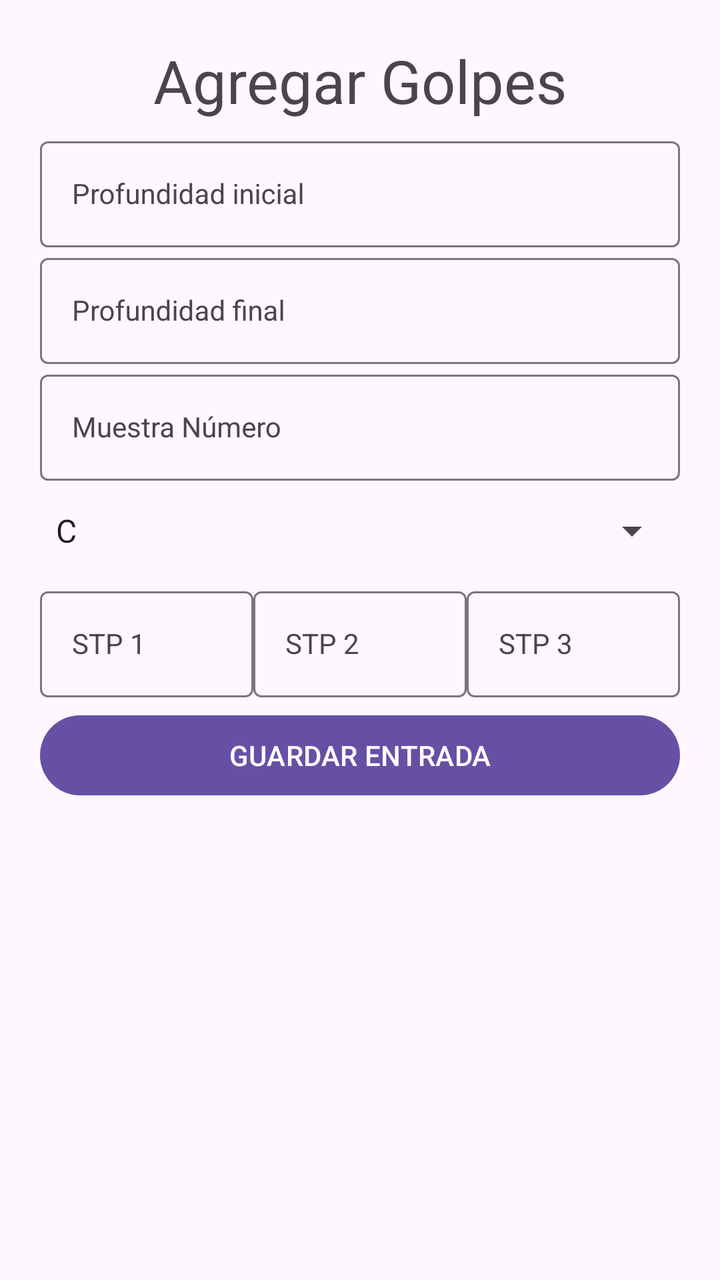
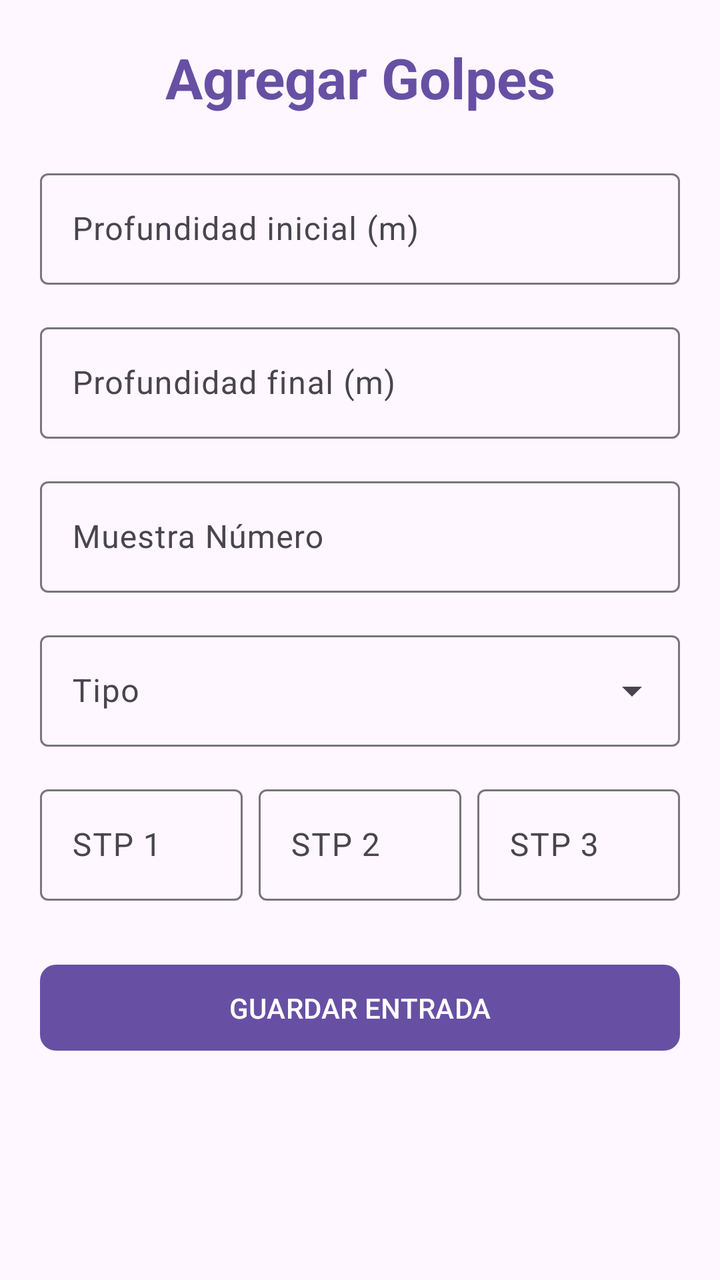

The first picture is an Android layout as it rendered before a commit; the second is the same layout after the commit. The layout source and the unified diff follow.
<!-- AndroidManifest.xml: application theme Base.Theme.Proyecto_German -->
<!-- res/layout/fragment_golpes_stp.xml -->
<?xml version="1.0" encoding="utf-8"?>
<ScrollView xmlns:android="http://schemas.android.com/apk/res/android"
    xmlns:app="http://schemas.android.com/apk/res-auto"
    xmlns:tools="http://schemas.android.com/tools"
    android:layout_width="match_parent"
    android:layout_height="match_parent"
    tools:context=".Fragments.FormFragmentGolpes">

    <LinearLayout
        android:id="@+id/fragment_extension_formulario"
        android:layout_width="match_parent"
        android:layout_height="wrap_content"
        android:gravity="center_horizontal"
        android:orientation="vertical"
        android:padding="20dp"
        >
        <TextView
            android:layout_width="match_parent"
            android:layout_height="wrap_content"
            android:text="Agregar Golpes"
            android:textAlignment="center"
            android:textSize="30sp"
            android:layout_marginBottom="5dp"/>

        <com.google.android.material.textfield.TextInputLayout
            android:id="@+id/contenedor_profundidad_inicial"
            android:layout_width="match_parent"
            android:layout_height="wrap_content"
            app:endIconMode="clear_text">

            <com.google.android.material.textfield.TextInputEditText
                android:id="@+id/profundidad_inicial"
                style="@style/Widget.MaterialComponents.TextInputLayout.OutlinedBox"
                android:layout_width="match_parent"
                android:layout_height="wrap_content"
                android:hint="Profundidad inicial"
                android:inputType="numberDecimal"
                android:digits="0123456789"
                android:transitionName="profundidad_inicial" />
        </com.google.android.material.textfield.TextInputLayout>

        <com.google.android.material.textfield.TextInputLayout
            android:id="@+id/contenedor_profundidad_final"
            android:layout_width="match_parent"
            android:layout_height="wrap_content"
            app:endIconMode="clear_text">

            <com.google.android.material.textfield.TextInputEditText
                android:id="@+id/profundidad_final"
                style="@style/Widget.MaterialComponents.TextInputLayout.OutlinedBox"
                android:layout_width="match_parent"
                android:layout_height="wrap_content"
                android:hint="Profundidad final"
                android:inputType="numberDecimal"
                android:digits="0123456789"
                android:transitionName="profundidad_final" />
        </com.google.android.material.textfield.TextInputLayout>

        <com.google.android.material.textfield.TextInputLayout
            android:id="@+id/contenedor_muestra_nro"
            android:layout_width="match_parent"
            android:layout_height="wrap_content"
            app:endIconMode="clear_text">

            <com.google.android.material.textfield.TextInputEditText
                android:id="@+id/muestra_nro"
                style="@style/Widget.MaterialComponents.TextInputLayout.OutlinedBox"
                android:layout_width="match_parent"
                android:layout_height="wrap_content"
                android:hint="Muestra Número"
                android:digits="0123456789"
                android:inputType="numberDecimal" />
        </com.google.android.material.textfield.TextInputLayout>

        <com.google.android.material.textfield.TextInputLayout
            android:id="@+id/contenedor_tipo"
            android:layout_width="match_parent"
            android:layout_height="wrap_content">

            <Spinner
                android:id="@+id/spinner_tipo"
                android:layout_width="match_parent"
                android:layout_height="match_parent"
                android:entries="@array/valores_tipo"
                android:hint="Tipo"
                android:minHeight="50dp" />
        </com.google.android.material.textfield.TextInputLayout>

        <androidx.constraintlayout.widget.ConstraintLayout
            android:layout_width="match_parent"
            android:layout_height="wrap_content">

            <com.google.android.material.textfield.TextInputLayout
                android:id="@+id/contendor_stp1"
                android:layout_width="0dp"
                android:layout_height="wrap_content"
                app:endIconMode="clear_text"
                app:layout_constraintEnd_toStartOf="@id/contendor_stp2"
                app:layout_constraintStart_toStartOf="parent"
                app:layout_constraintTop_toTopOf="parent">

                <com.google.android.material.textfield.TextInputEditText
                    android:id="@+id/input_stp1"
                    style="@style/Widget.MaterialComponents.TextInputLayout.OutlinedBox"
                    android:layout_width="match_parent"
                    android:layout_height="wrap_content"
                    android:hint="STP 1"
                    android:inputType="number"
                    android:digits="0123456789"/>
            </com.google.android.material.textfield.TextInputLayout>

            <com.google.android.material.textfield.TextInputLayout
                android:id="@+id/contendor_stp2"
                android:layout_width="0dp"
                android:layout_height="wrap_content"
                app:endIconMode="clear_text"
                app:layout_constraintEnd_toEndOf="@id/contendor_stp3"
                app:layout_constraintStart_toEndOf="@id/contendor_stp1"
                app:layout_constraintTop_toTopOf="parent">

                <com.google.android.material.textfield.TextInputEditText
                    android:id="@+id/input_stp2"
                    style="@style/Widget.MaterialComponents.TextInputLayout.OutlinedBox"
                    android:layout_width="match_parent"
                    android:layout_height="wrap_content"
                    android:hint="STP 2 "
                    android:inputType="number"
                    android:digits="0123456789"/>
            </com.google.android.material.textfield.TextInputLayout>

            <com.google.android.material.textfield.TextInputLayout
                android:id="@+id/contendor_stp3"
                android:layout_width="0dp"
                android:layout_height="wrap_content"
                app:endIconMode="clear_text"
                app:layout_constraintEnd_toEndOf="parent"
                app:layout_constraintStart_toEndOf="@id/contendor_stp2"
                app:layout_constraintTop_toTopOf="parent">

                <com.google.android.material.textfield.TextInputEditText
                    android:id="@+id/input_stp3"
                    style="@style/Widget.MaterialComponents.TextInputLayout.OutlinedBox"
                    android:layout_width="match_parent"
                    android:layout_height="wrap_content"
                    android:hint="STP 3"
                    android:inputType="number"
                    android:digits="0123456789"/>
            </com.google.android.material.textfield.TextInputLayout>

        </androidx.constraintlayout.widget.ConstraintLayout>



        <Button
            android:id="@+id/boton_guardar_golpe"
            android:layout_width="match_parent"
            android:layout_height="wrap_content"
            android:text="GUARDAR ENTRADA"
            app:layout_constraintEnd_toEndOf="parent"
            app:layout_constraintStart_toEndOf="@id/boton_continuar"
            app:layout_constraintTop_toTopOf="parent"
            android:layout_marginTop="5dp"/>
    </LinearLayout>
</ScrollView>
<!-- resources referenced by this layout -->
<resources>
  <string-array name="valores_tipo">
          <item>C</item>
      </string-array>
  <style name="Base.Theme.Proyecto_German" parent="Theme.Material3.DayNight.NoActionBar">
          
          
      </style>
</resources>

<!-- the commit's change to res/layout/fragment_golpes_stp.xml (unified diff, before → after) -->
@@ -4,104 +4,104 @@
     xmlns:tools="http://schemas.android.com/tools"
     android:layout_width="match_parent"
     android:layout_height="match_parent"
+    android:fillViewport="true"
     tools:context=".Fragments.FormFragmentGolpes">
 
     <LinearLayout
         android:id="@+id/fragment_extension_formulario"
         android:layout_width="match_parent"
         android:layout_height="wrap_content"
-        android:gravity="center_horizontal"
         android:orientation="vertical"
-        android:padding="20dp"
-        >
+        android:padding="20dp">
+
         <TextView
             android:layout_width="match_parent"
             android:layout_height="wrap_content"
             android:text="Agregar Golpes"
             android:textAlignment="center"
-            android:textSize="30sp"
-            android:layout_marginBottom="5dp"/>
+            android:textSize="28sp"
+            android:textStyle="bold"
+            android:textColor="?attr/colorPrimary"
+            android:layout_marginBottom="24dp"/>
 
         <com.google.android.material.textfield.TextInputLayout
             android:id="@+id/contenedor_profundidad_inicial"
+            style="@style/Widget.Material3.TextInputLayout.OutlinedBox"
             android:layout_width="match_parent"
             android:layout_height="wrap_content"
+            android:layout_marginBottom="16dp"
             app:endIconMode="clear_text">
-
             <com.google.android.material.textfield.TextInputEditText
                 android:id="@+id/profundidad_inicial"
-                style="@style/Widget.MaterialComponents.TextInputLayout.OutlinedBox"
                 android:layout_width="match_parent"
                 android:layout_height="wrap_content"
-                android:hint="Profundidad inicial"
+                android:hint="Profundidad inicial (m)"
                 android:inputType="numberDecimal"
-                android:digits="0123456789"
-                android:transitionName="profundidad_inicial" />
+                android:digits="0123456789." />
         </com.google.android.material.textfield.TextInputLayout>
 
         <com.google.android.material.textfield.TextInputLayout
             android:id="@+id/contenedor_profundidad_final"
+            style="@style/Widget.Material3.TextInputLayout.OutlinedBox"
             android:layout_width="match_parent"
             android:layout_height="wrap_content"
+            android:layout_marginBottom="16dp"
             app:endIconMode="clear_text">
-
             <com.google.android.material.textfield.TextInputEditText
                 android:id="@+id/profundidad_final"
-                style="@style/Widget.MaterialComponents.TextInputLayout.OutlinedBox"
                 android:layout_width="match_parent"
                 android:layout_height="wrap_content"
-                android:hint="Profundidad final"
+                android:hint="Profundidad final (m)"
                 android:inputType="numberDecimal"
-                android:digits="0123456789"
-                android:transitionName="profundidad_final" />
+                android:digits="0123456789." />
         </com.google.android.material.textfield.TextInputLayout>
 
         <com.google.android.material.textfield.TextInputLayout
             android:id="@+id/contenedor_muestra_nro"
+            style="@style/Widget.Material3.TextInputLayout.OutlinedBox"
             android:layout_width="match_parent"
             android:layout_height="wrap_content"
+            android:layout_marginBottom="16dp"
             app:endIconMode="clear_text">
-
             <com.google.android.material.textfield.TextInputEditText
                 android:id="@+id/muestra_nro"
-                style="@style/Widget.MaterialComponents.TextInputLayout.OutlinedBox"
                 android:layout_width="match_parent"
                 android:layout_height="wrap_content"
                 android:hint="Muestra Número"
-                android:digits="0123456789"
-                android:inputType="numberDecimal" />
+                android:inputType="number"
+                android:digits="0123456789" />
         </com.google.android.material.textfield.TextInputLayout>
 
         <com.google.android.material.textfield.TextInputLayout
             android:id="@+id/contenedor_tipo"
+            style="@style/Widget.Material3.TextInputLayout.OutlinedBox.ExposedDropdownMenu"
             android:layout_width="match_parent"
-            android:layout_height="wrap_content">
-
-            <Spinner
+            android:layout_height="wrap_content"
+            android:layout_marginBottom="16dp">
+            <AutoCompleteTextView
                 android:id="@+id/spinner_tipo"
                 android:layout_width="match_parent"
-                android:layout_height="match_parent"
-                android:entries="@array/valores_tipo"
+                android:layout_height="wrap_content"
                 android:hint="Tipo"
-                android:minHeight="50dp" />
+                android:inputType="none"
+                android:textAlignment="viewStart" />
         </com.google.android.material.textfield.TextInputLayout>
 
-        <androidx.constraintlayout.widget.ConstraintLayout
+        <LinearLayout
             android:layout_width="match_parent"
-            android:layout_height="wrap_content">
+            android:layout_height="wrap_content"
+            android:orientation="horizontal"
+            android:layout_marginBottom="28dp">
 
             <com.google.android.material.textfield.TextInputLayout
                 android:id="@+id/contendor_stp1"
+                style="@style/Widget.Material3.TextInputLayout.OutlinedBox"
                 android:layout_width="0dp"
                 android:layout_height="wrap_content"
-                app:endIconMode="clear_text"
-                app:layout_constraintEnd_toStartOf="@id/contendor_stp2"
-                app:layout_constraintStart_toStartOf="parent"
-                app:layout_constraintTop_toTopOf="parent">
-
+                android:layout_weight="1"
+                android:layout_marginEnd="4dp">
                 <com.google.android.material.textfield.TextInputEditText
                     android:id="@+id/input_stp1"
-                    style="@style/Widget.MaterialComponents.TextInputLayout.OutlinedBox"
                     android:layout_width="match_parent"
                     android:layout_height="wrap_content"
                     android:hint="STP 1"
@@ -111,54 +111,44 @@
 
             <com.google.android.material.textfield.TextInputLayout
                 android:id="@+id/contendor_stp2"
+                style="@style/Widget.Material3.TextInputLayout.OutlinedBox"
                 android:layout_width="0dp"
                 android:layout_height="wrap_content"
-                app:endIconMode="clear_text"
-                app:layout_constraintEnd_toEndOf="@id/contendor_stp3"
-                app:layout_constraintStart_toEndOf="@id/contendor_stp1"
-                app:layout_constraintTop_toTopOf="parent">
-
+                android:layout_weight="1"
+                android:layout_marginHorizontal="4dp">
                 <com.google.android.material.textfield.TextInputEditText
                     android:id="@+id/input_stp2"
-                    style="@style/Widget.MaterialComponents.TextInputLayout.OutlinedBox"
                     android:layout_width="match_parent"
                     android:layout_height="wrap_content"
-                    android:hint="STP 2 "
+                    android:hint="STP 2"
                     android:inputType="number"
                     android:digits="0123456789"/>
             </com.google.android.material.textfield.TextInputLayout>
 
             <com.google.android.material.textfield.TextInputLayout
                 android:id="@+id/contendor_stp3"
+                style="@style/Widget.Material3.TextInputLayout.OutlinedBox"
                 android:layout_width="0dp"
                 android:layout_height="wrap_content"
-                app:endIconMode="clear_text"
-                app:layout_constraintEnd_toEndOf="parent"
-                app:layout_constraintStart_toEndOf="@id/contendor_stp2"
-                app:layout_constraintTop_toTopOf="parent">
-
+                android:layout_weight="1"
+                android:layout_marginStart="4dp">
                 <com.google.android.material.textfield.TextInputEditText
                     android:id="@+id/input_stp3"
-                    style="@style/Widget.MaterialComponents.TextInputLayout.OutlinedBox"
                     android:layout_width="match_parent"
                     android:layout_height="wrap_content"
                     android:hint="STP 3"
                     android:inputType="number"
                     android:digits="0123456789"/>
             </com.google.android.material.textfield.TextInputLayout>
+        </LinearLayout>
 
-        </androidx.constraintlayout.widget.ConstraintLayout>
-
-
-
-        <Button
+        <com.google.android.material.button.MaterialButton
             android:id="@+id/boton_guardar_golpe"
             android:layout_width="match_parent"
             android:layout_height="wrap_content"
+            android:padding="12dp"
             android:text="GUARDAR ENTRADA"
-            app:layout_constraintEnd_toEndOf="parent"
-            app:layout_constraintStart_toEndOf="@id/boton_continuar"
-            app:layout_constraintTop_toTopOf="parent"
-            android:layout_marginTop="5dp"/>
+            app:cornerRadius="8dp" />
+
     </LinearLayout>
 </ScrollView>
<!-- resource entries referenced after the edit -->
@@ -1,8 +1,5 @@
 <!-- resources referenced by this layout -->
 <resources>
-  <string-array name="valores_tipo">
-          <item>C</item>
-      </string-array>
   <style name="Base.Theme.Proyecto_German" parent="Theme.Material3.DayNight.NoActionBar">
           
           
